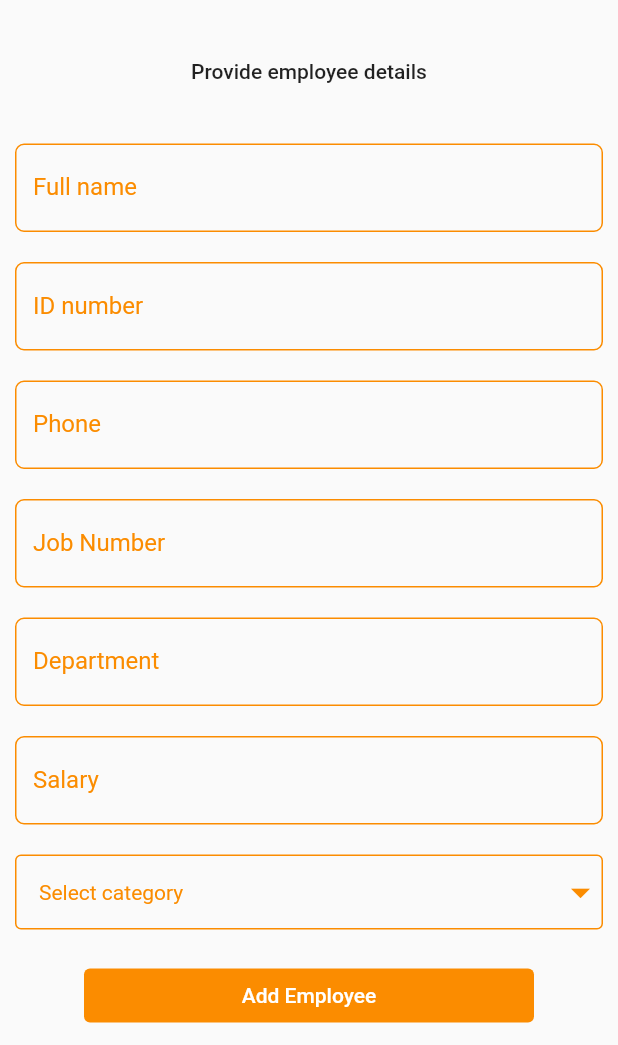
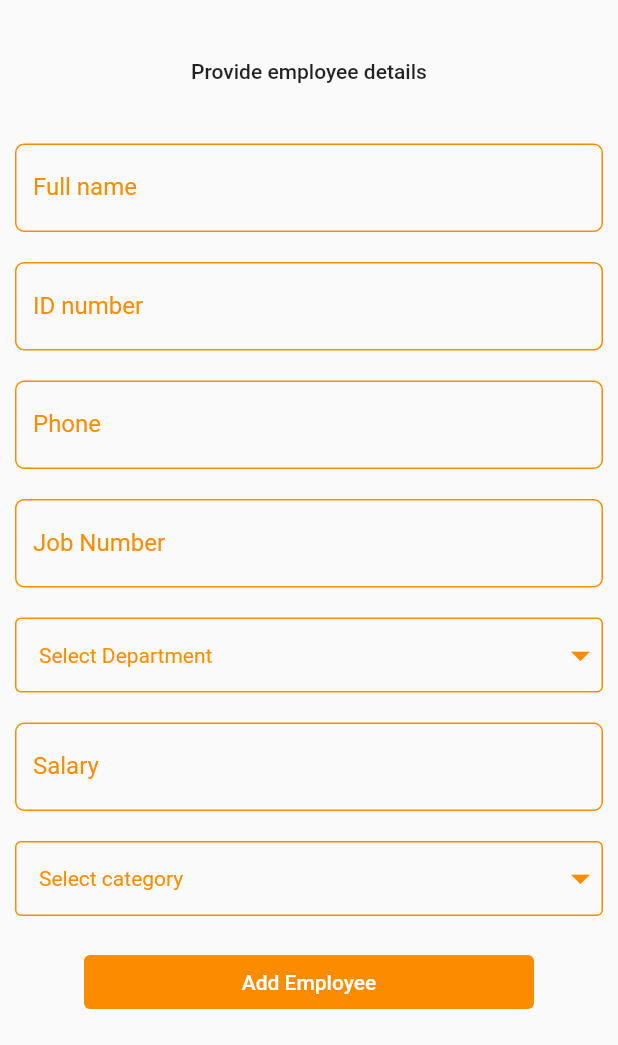
Before and after one commit to Brian-mula/profile, a Flutter app: the NewEmployee screen opened by its route, on a phone screen of 412 x 824 dp, the part 191-1236 px from its top. Run offline on Flutter 3.47's test engine with Material 2 defaults, Android fonts, the phone set to English and light mode, and no system bars; our stand-ins replace cloud_firestore, connectivity_plus, dropdown_button2, firebase_auth, firebase_core, flutter_riverpod and 3 more; accounts and stored records are empty; network calls fail.

Commit message:
implemented department dropdown

```diff
--- a/lib/views/home/new_employee.dart
+++ b/lib/views/home/new_employee.dart
@@ -1,6 +1,8 @@
 import 'package:dropdown_button2/dropdown_button2.dart';
 import 'package:flutter/material.dart';
 import 'package:flutter_riverpod/flutter_riverpod.dart';
+import 'package:loading_animation_widget/loading_animation_widget.dart';
+import 'package:payroll/providers/departments_provider.dart';
 
 class NewEmployee extends ConsumerStatefulWidget {
   const NewEmployee({super.key});
@@ -11,6 +13,8 @@ class NewEmployee extends ConsumerStatefulWidget {
 
 class _NewEmployeeState extends ConsumerState<NewEmployee> {
   final _formKey = GlobalKey<FormState>();
+  String? selectedDep;
+
   @override
   Widget build(BuildContext context) {
     TextEditingController fullname = TextEditingController();
@@ -23,13 +27,16 @@ class _NewEmployeeState extends ConsumerState<NewEmployee> {
     ThemeData theme = Theme.of(context);
 
     List<String> categories = ["Full time", "Part time", "Intern"];
+    final departments = ref.watch(allDepartmentsProvider);
 
     String? selectedCat;
     return Scaffold(
       body: SingleChildScrollView(
           physics: const BouncingScrollPhysics(),
-        child: Container(
-          padding: const EdgeInsets.only(top: 80, left: 10, right: 10),
+          child: departments.when(
+              data: (departmentData) => Container(
+                    padding:
+                        const EdgeInsets.only(top: 80, left: 10, right: 10),
                     child: Column(
                       children: [
                         Row(
@@ -92,10 +99,54 @@ class _NewEmployeeState extends ConsumerState<NewEmployee> {
                                 const SizedBox(
                                   height: 20,
                                 ),
-                      TextFormField(
-                        controller: department,
-                        keyboardType: TextInputType.text,
-                        decoration: fieldDecoration("Department"),
+                                DropdownButtonFormField2(
+                                  decoration: InputDecoration(
+                                      isDense: true,
+                                      contentPadding: EdgeInsets.zero,
+                                      border: OutlineInputBorder(
+                                          borderRadius:
+                                              BorderRadius.circular(6)),
+                                      enabledBorder: OutlineInputBorder(
+                                          borderSide: BorderSide(
+                                              color: Colors.orange.shade600))),
+                                  isExpanded: true,
+                                  hint: Text(
+                                    "Select Department",
+                                    style: theme.textTheme.bodyMedium!.copyWith(
+                                        color: Colors.orange.shade600),
+                                  ),
+                                  items: departmentData
+                                      .map((dept) => DropdownMenuItem<String>(
+                                            value: dept.name,
+                                            child: Text(
+                                              dept.name!,
+                                              style: theme.textTheme.bodyMedium!
+                                                  .copyWith(
+                                                      color: Colors
+                                                          .orange.shade600),
+                                            ),
+                                          ))
+                                      .toList(),
+                                  onChanged: (value) {
+                                    setState(() {
+                                      selectedDep = value;
+                                    });
+                                  },
+                                  dropdownStyleData: DropdownStyleData(
+                                      decoration: BoxDecoration(
+                                          borderRadius:
+                                              BorderRadius.circular(6))),
+                                  buttonStyleData: ButtonStyleData(
+                                      height: 50,
+                                      decoration: BoxDecoration(
+                                        borderRadius: BorderRadius.circular(6),
+                                      )),
+                                  iconStyleData: IconStyleData(
+                                      icon: Icon(
+                                    Icons.arrow_drop_down,
+                                    size: 30,
+                                    color: Colors.orange.shade600,
+                                  )),
                                 ),
                                 const SizedBox(
                                   height: 20,
@@ -113,23 +164,26 @@ class _NewEmployeeState extends ConsumerState<NewEmployee> {
                                       isDense: true,
                                       contentPadding: EdgeInsets.zero,
                                       border: OutlineInputBorder(
-                                borderRadius: BorderRadius.circular(6)),
+                                          borderRadius:
+                                              BorderRadius.circular(6)),
                                       enabledBorder: OutlineInputBorder(
-                                borderSide:
-                                    BorderSide(color: Colors.orange.shade600))),
+                                          borderSide: BorderSide(
+                                              color: Colors.orange.shade600))),
                                   isExpanded: true,
                                   hint: Text(
                                     "Select category",
-                          style: theme.textTheme.bodyMedium!
-                              .copyWith(color: Colors.orange.shade600),
+                                    style: theme.textTheme.bodyMedium!.copyWith(
+                                        color: Colors.orange.shade600),
                                   ),
                                   items: categories
                                       .map((cat) => DropdownMenuItem<String>(
                                             value: cat,
                                             child: Text(
                                               cat,
-                                    style: theme.textTheme.bodyMedium!.copyWith(
-                                        color: Colors.orange.shade600),
+                                              style: theme.textTheme.bodyMedium!
+                                                  .copyWith(
+                                                      color: Colors
+                                                          .orange.shade600),
                                             ),
                                           ))
                                       .toList(),
@@ -140,7 +194,8 @@ class _NewEmployeeState extends ConsumerState<NewEmployee> {
                                   },
                                   dropdownStyleData: DropdownStyleData(
                                       decoration: BoxDecoration(
-                                borderRadius: BorderRadius.circular(6))),
+                                          borderRadius:
+                                              BorderRadius.circular(6))),
                                   buttonStyleData: ButtonStyleData(
                                       height: 50,
                                       decoration: BoxDecoration(
@@ -160,9 +215,11 @@ class _NewEmployeeState extends ConsumerState<NewEmployee> {
                                   width: 300,
                                   child: ElevatedButton(
                                       style: ButtonStyle(
-                                backgroundColor: MaterialStateProperty.all(
+                                          backgroundColor:
+                                              MaterialStateProperty.all(
                                                   Colors.orange.shade600),
-                                elevation: MaterialStateProperty.all(0.0)),
+                                          elevation:
+                                              MaterialStateProperty.all(0.0)),
                                       onPressed: () {},
                                       child: const Text("Add Employee")),
                                 )
@@ -171,7 +228,12 @@ class _NewEmployeeState extends ConsumerState<NewEmployee> {
                       ],
                     ),
                   ),
-      ),
+              error: (err, stackTrace) => Text(err.toString()),
+              loading: () => Center(
+                  child: LoadingAnimationWidget.flickr(
+                      leftDotColor: const Color(0xFF0063DC),
+                      rightDotColor: const Color(0xFFFF0084),
+                      size: 100)))),
     );
   }
 
```
Lines whose indentation alone changed are shown as unchanged.
